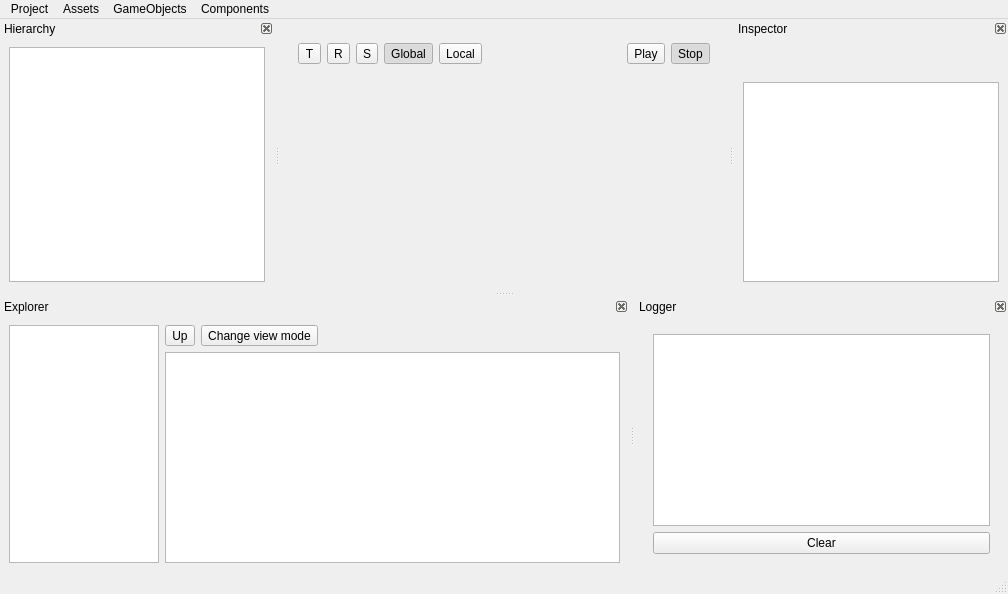
Old version of the form EngineAssets/EditorWindow.ui in the repository Bang3DEngine/OldBang.
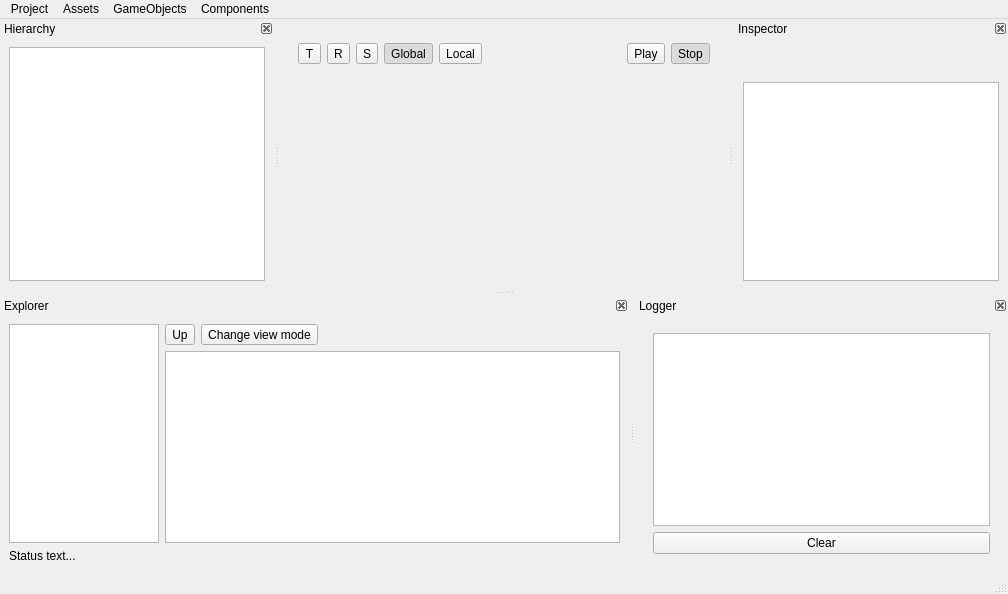
New version of the form. Icons and pictures are not drawn. Custom widgets are drawn as their Qt base class.

Commit message: Added status text

```diff
--- a/EngineAssets/EditorWindow.ui
+++ b/EngineAssets/EditorWindow.ui
@@ -475,7 +475,7 @@
     <number>8</number>
    </attribute>
    <widget class="QWidget" name="dockWidgetContents_5">
-    <layout class="QVBoxLayout" name="verticalLayout_10" stretch="1">
+    <layout class="QVBoxLayout" name="verticalLayout_10" stretch="1,0">
      <item>
       <layout class="QHBoxLayout" name="horizontalLayout_3" stretch="0,5">
        <item>
@@ -594,6 +594,13 @@
        </item>
       </layout>
      </item>
+     <item>
+      <widget class="QLabel" name="labelStatus">
+       <property name="text">
+        <string>Status text...</string>
+       </property>
+      </widget>
+     </item>
     </layout>
    </widget>
   </widget>
```
The commit also changes 33 other files.
